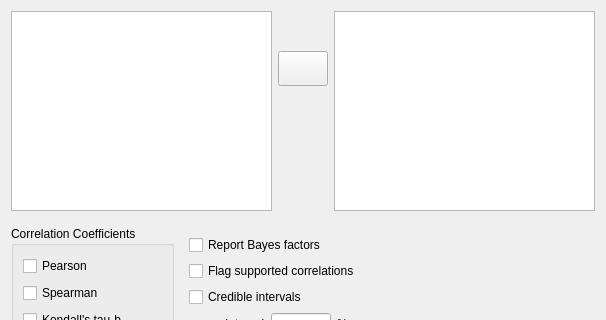
Before: the Qt Designer form JASP-Desktop/analysisforms/correlationbayesianform.ui in jasp-stats/jasp-desktop, drawn with Qt 5; both pictures show x 0 to 606 and y 0 to 320 of the 606 by 876 pixel window.
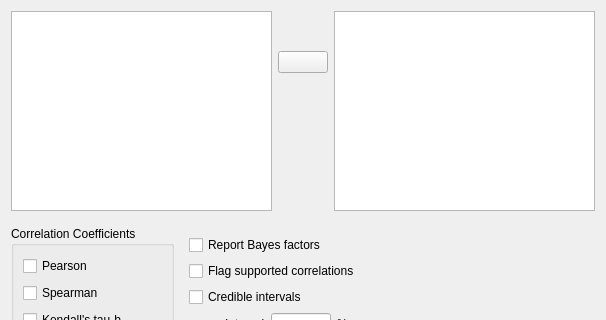
After: the same form once the commit is applied. Custom widgets are drawn as their Qt base class.

The edit to the form file:
```diff
--- a/JASP-Desktop/analysisforms/correlationbayesianform.ui
+++ b/JASP-Desktop/analysisforms/correlationbayesianform.ui
@@ -90,13 +90,13 @@
         <property name="minimumSize">
          <size>
           <width>50</width>
-          <height>35</height>
+          <height>0</height>
          </size>
         </property>
         <property name="maximumSize">
          <size>
           <width>50</width>
-          <height>35</height>
+          <height>16777215</height>
          </size>
         </property>
         <property name="text">
```
